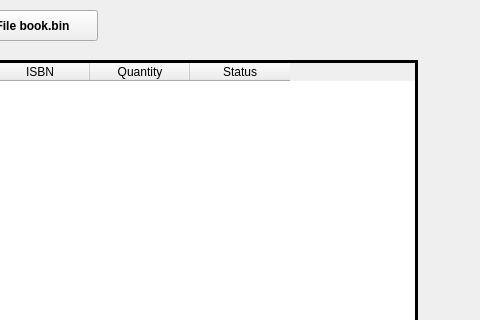
Above: ui/designer-files/mainwindow.ui from viciousircle/FINAL-huhuh before the change; both pictures show x 483 to 963 and y 0 to 320 of the 1379 by 623 pixel window. Below: the same form after it.
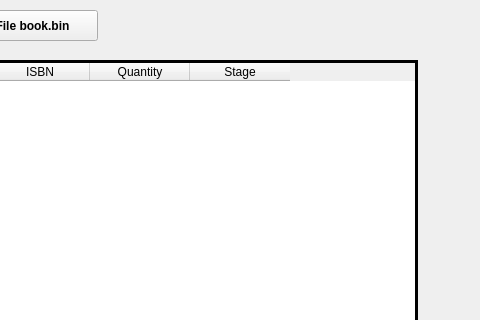
That is the form after the change. The open tabs and pages were chosen to show the change.

```diff
--- a/ui/designer-files/mainwindow.ui
+++ b/ui/designer-files/mainwindow.ui
@@ -114,7 +114,7 @@
         </column>
         <column>
          <property name="text">
-          <string>Status</string>
+          <string>Stage</string>
          </property>
         </column>
        </widget>
```
